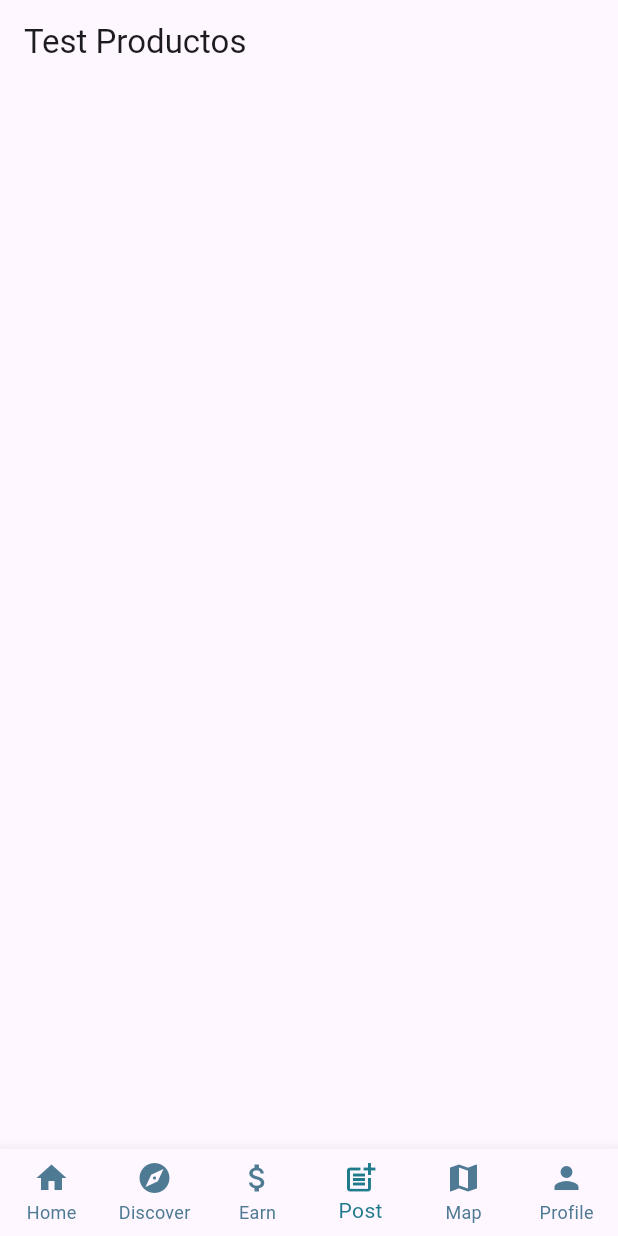
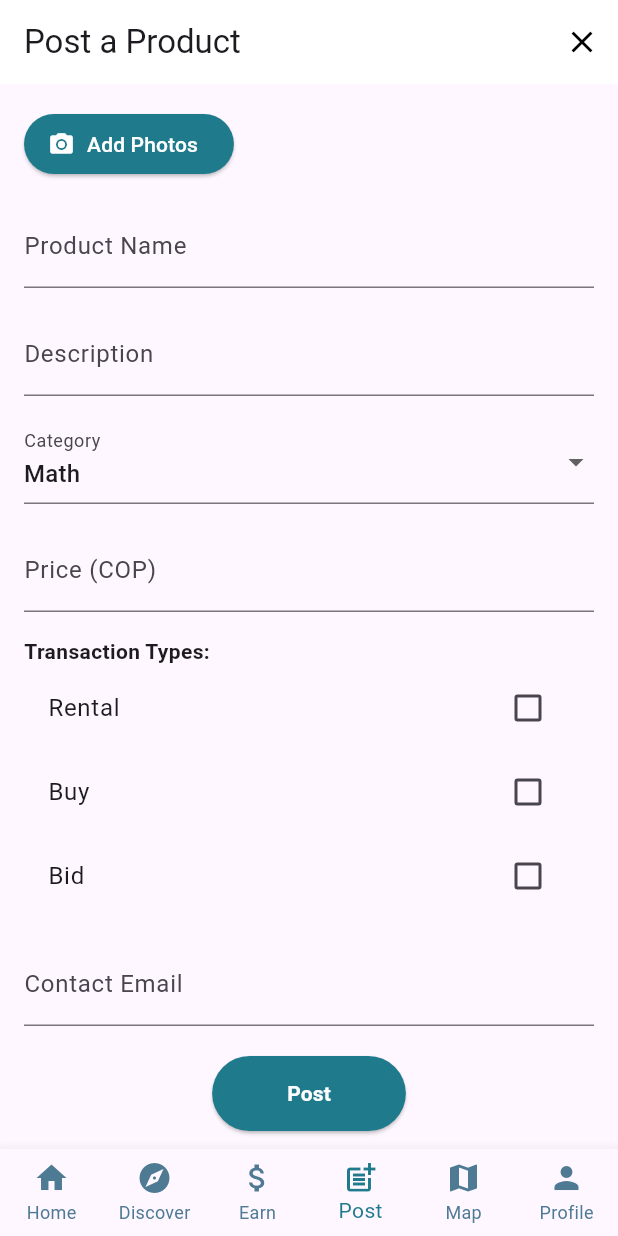
Before and after one commit to Isarquis/M-viles-Group13, a Flutter app: the screen it shows after launch, item 4 of the bottom bar chosen, on a phone screen of 412 x 824 dp. Run offline on Flutter 3.47's test engine with Material 3 defaults, Android fonts, the phone set to English and light mode, and no system bars; our stand-ins replace cloud_firestore, firebase_core, firebase_storage, image_picker; accounts and stored records are empty.

Commit message:
feature-PostProductScreen

```diff
--- a/uni_marketplace_flutter/lib/main.dart
+++ b/uni_marketplace_flutter/lib/main.dart
@@ -2,6 +2,7 @@ import 'package:flutter/material.dart';
 import 'screens/product_detail.dart';
 import 'screens/product_list.dart';
 import 'screens/test_products_screen.dart';
+import 'screens/post_product_screen.dart';
 import 'package:firebase_core/firebase_core.dart';
 import 'package:cloud_firestore/cloud_firestore.dart';
 import 'widgets/custom_navbar.dart';
@@ -39,7 +40,7 @@ class _HomeScreenState extends State<HomeScreen> {
     Center(child: Text('Home')),
     ProductList(),
     ProductDetail(productId: '60J3pS3bRnFjrksPd8hL'),
-    TestProductsScreen(),
+    PostProductScreen(),
     Center(child: Text('Map')),
     Center(child: Text('Profile')),
   ];
--- /dev/null
+++ b/uni_marketplace_flutter/lib/screens/post_product_screen.dart
@@ -0,0 +1,239 @@
+import 'dart:io';
+import 'package:flutter/material.dart';
+import 'package:image_picker/image_picker.dart';
+import 'package:uni_marketplace_flutter/services/firestore_service.dart';
+import 'package:firebase_storage/firebase_storage.dart';
+
+class PostProductScreen extends StatefulWidget {
+  const PostProductScreen({super.key});
+
+  @override
+  _PostProductScreenState createState() => _PostProductScreenState();
+}
+
+class _PostProductScreenState extends State<PostProductScreen> {
+  final TextEditingController _nameController = TextEditingController();
+  final TextEditingController _descriptionController = TextEditingController();
+  final TextEditingController _priceController = TextEditingController();
+  final TextEditingController _emailController = TextEditingController();
+  String _selectedCategory = 'Math';
+  List<String> _transactionTypes = [];
+  File? _image;
+  final FirestoreService _firestoreService = FirestoreService();
+  bool _isLoading = false;
+
+  final List<String> _categories = ['Math', 'Science', 'Tech'];
+
+Future<void> _pickImage() async {
+  final picker = ImagePicker();
+  final pickedFile = await picker.pickImage(source: ImageSource.gallery);
+  if (pickedFile != null) {
+    setState(() {
+      _image = File(pickedFile.path);
+      print('Imagen seleccionada: ${_image!.path}');
+    });
+  } else {
+    print('No se seleccionó ninguna imagen');
+  }
+}
+
+  // Función para publicar el producto
+Future<void> _postProduct() async {
+  if (_image == null) {
+    ScaffoldMessenger.of(context).showSnackBar(
+      const SnackBar(content: Text('Por favor, selecciona una imagen')),
+    );
+    return;
+  }
+  if (_transactionTypes.isEmpty) {
+    ScaffoldMessenger.of(context).showSnackBar(
+      const SnackBar(content: Text('Por favor, selecciona al menos un tipo de transacción')),
+    );
+    return;
+  }
+
+  setState(() {
+    _isLoading = true;
+  });
+
+  try {
+    if (!_image!.existsSync()) {
+      ScaffoldMessenger.of(context).showSnackBar(
+        const SnackBar(content: Text('La imagen seleccionada no es válida')),
+      );
+      return;
+    }
+
+    String imageUrl = await _firestoreService.uploadImageWithFile(_image!, 'products');
+    print('URL de la imagen: $imageUrl');
+
+    Map<String, dynamic> data = {
+      'title': _nameController.text,
+      'description': _descriptionController.text,
+      'category': _selectedCategory,
+      'price': double.parse(_priceController.text),
+      'type': _transactionTypes,
+      'image': imageUrl,
+      'contactEmail': _emailController.text,
+      'status': 'Available',
+    };
+
+    await _firestoreService.addProduct(data);
+
+    ScaffoldMessenger.of(context).showSnackBar(
+      const SnackBar(content: Text('Producto publicado exitosamente')),
+    );
+    Navigator.pop(context);
+  } catch (e) {
+    print('Error en _postProduct: $e');
+    ScaffoldMessenger.of(context).showSnackBar(
+      SnackBar(content: Text('Error al publicar el producto: $e')),
+    );
+  } finally {
+    setState(() {
+      _isLoading = false;
+    });
+  }
+}
+
+  @override
+  Widget build(BuildContext context) {
+    return Scaffold(
+      appBar: AppBar(
+        title: const Text('Post a Product'),
+        backgroundColor: Colors.white,
+        elevation: 0,
+        actions: [
+          IconButton(
+            icon: const Icon(Icons.close, color: Colors.black),
+            onPressed: () => Navigator.pop(context),
+          ),
+        ],
+      ),
+      body: SingleChildScrollView(
+        padding: const EdgeInsets.all(16),
+        child: Column(
+          crossAxisAlignment: CrossAxisAlignment.start,
+          children: [
+            ElevatedButton.icon(
+              onPressed: _pickImage,
+              icon: const Icon(Icons.camera_alt),
+              label: const Text('Add Photos'),
+              style: ElevatedButton.styleFrom(
+                backgroundColor: const Color(0xFF1F7A8C),
+                foregroundColor: Colors.white,
+              ),
+            ),
+            if (_image != null)
+              Padding(
+                padding: const EdgeInsets.only(top: 10),
+                child: Image.file(_image!, height: 100),
+              ),
+            const SizedBox(height: 16),
+
+            TextField(
+              controller: _nameController,
+              decoration: const InputDecoration(labelText: 'Product Name'),
+            ),
+            const SizedBox(height: 16),
+
+            TextField(
+              controller: _descriptionController,
+              decoration: const InputDecoration(labelText: 'Description'),
+            ),
+            const SizedBox(height: 16),
+
+            DropdownButtonFormField<String>(
+              value: _selectedCategory,
+              items: _categories.map((category) {
+                return DropdownMenuItem(
+                  value: category,
+                  child: Text(category),
+                );
+              }).toList(),
+              onChanged: (value) {
+                setState(() {
+                  _selectedCategory = value!;
+                });
+              },
+              decoration: const InputDecoration(labelText: 'Category'),
+            ),
+            const SizedBox(height: 16),
+
+            TextField(
+              controller: _priceController,
+              decoration: const InputDecoration(labelText: 'Price (COP)'),
+              keyboardType: TextInputType.number,
+            ),
+            const SizedBox(height: 16),
+
+            const Text('Transaction Types:', style: TextStyle(fontWeight: FontWeight.bold)),
+            CheckboxListTile(
+              title: const Text('Rental'),
+              value: _transactionTypes.contains('Rent'),
+              onChanged: (value) {
+                setState(() {
+                  if (value!) {
+                    _transactionTypes.add('Rent');
+                  } else {
+                    _transactionTypes.remove('Rent');
+                  }
+                });
+              },
+            ),
+            CheckboxListTile(
+              title: const Text('Buy'),
+              value: _transactionTypes.contains('Buy'),
+              onChanged: (value) {
+                setState(() {
+                  if (value!) {
+                    _transactionTypes.add('Buy');
+                  } else {
+                    _transactionTypes.remove('Buy');
+                  }
+                });
+              },
+            ),
+            CheckboxListTile(
+              title: const Text('Bid'),
+              value: _transactionTypes.contains('Bidding'),
+              onChanged: (value) {
+                setState(() {
+                  if (value!) {
+                    _transactionTypes.add('Bidding');
+                  } else {
+                    _transactionTypes.remove('Bidding');
+                  }
+                });
+              },
+            ),
+            const SizedBox(height: 16),
+
+            TextField(
+              controller: _emailController,
+              decoration: const InputDecoration(labelText: 'Contact Email'),
+              keyboardType: TextInputType.emailAddress,
+            ),
+            const SizedBox(height: 20),
+
+            Center(
+              child: _isLoading
+                  ? const CircularProgressIndicator()
+                  : ElevatedButton(
+                      onPressed: _postProduct,
+                      style: ElevatedButton.styleFrom(
+                        backgroundColor: const Color(0xFF1F7A8C),
+                        padding: const EdgeInsets.symmetric(horizontal: 50, vertical: 15),
+                      ),
+                      child: const Text(
+                        'Post',
+                        style: TextStyle(color: Colors.white, fontWeight: FontWeight.bold),
+                      ),
+                    ),
+            ),
+          ],
+        ),
+      ),
+    );
+  }
+}
```
Also changed, not shown: uni_marketplace_flutter/lib/services/firestore_service.dart (+10 -3 lines), 1 other file.
